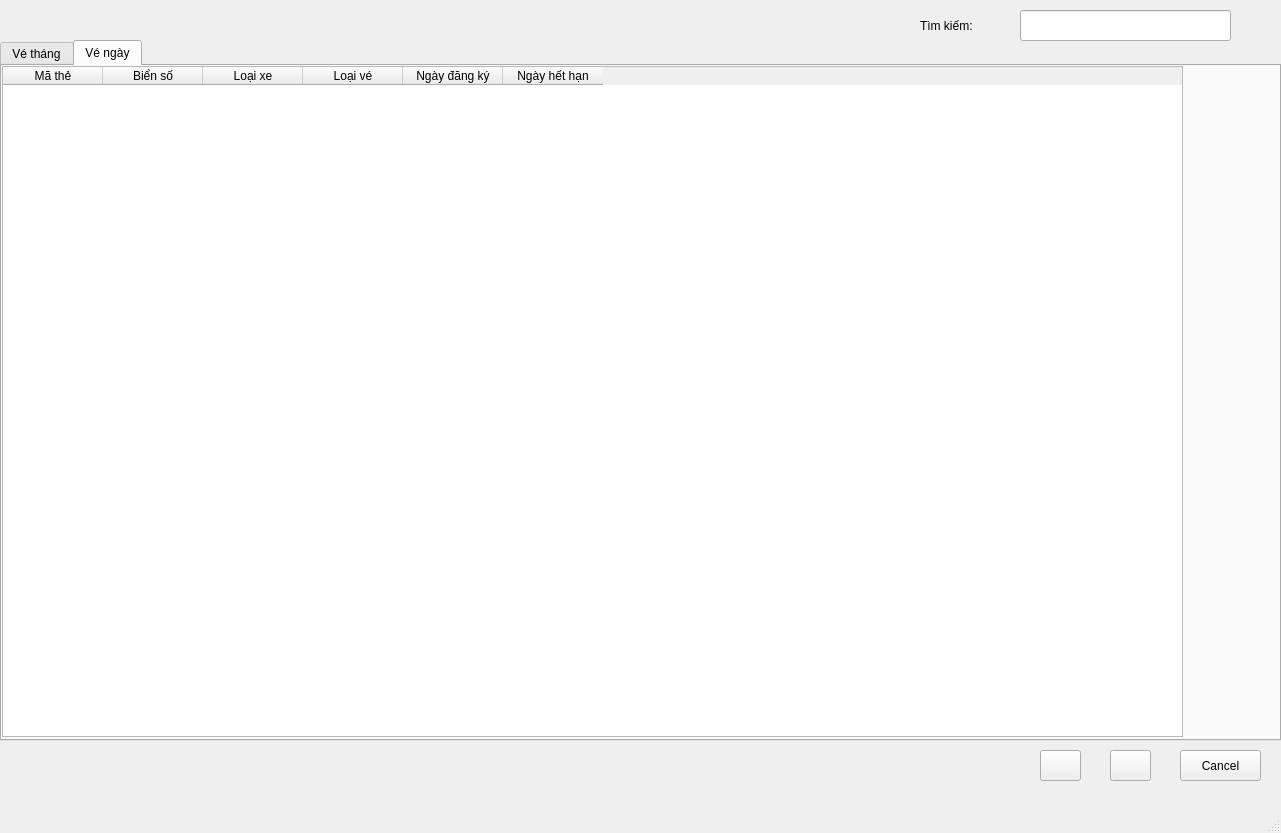
tuyen1601/manager_app, file checkList.ui: the form before one commit.
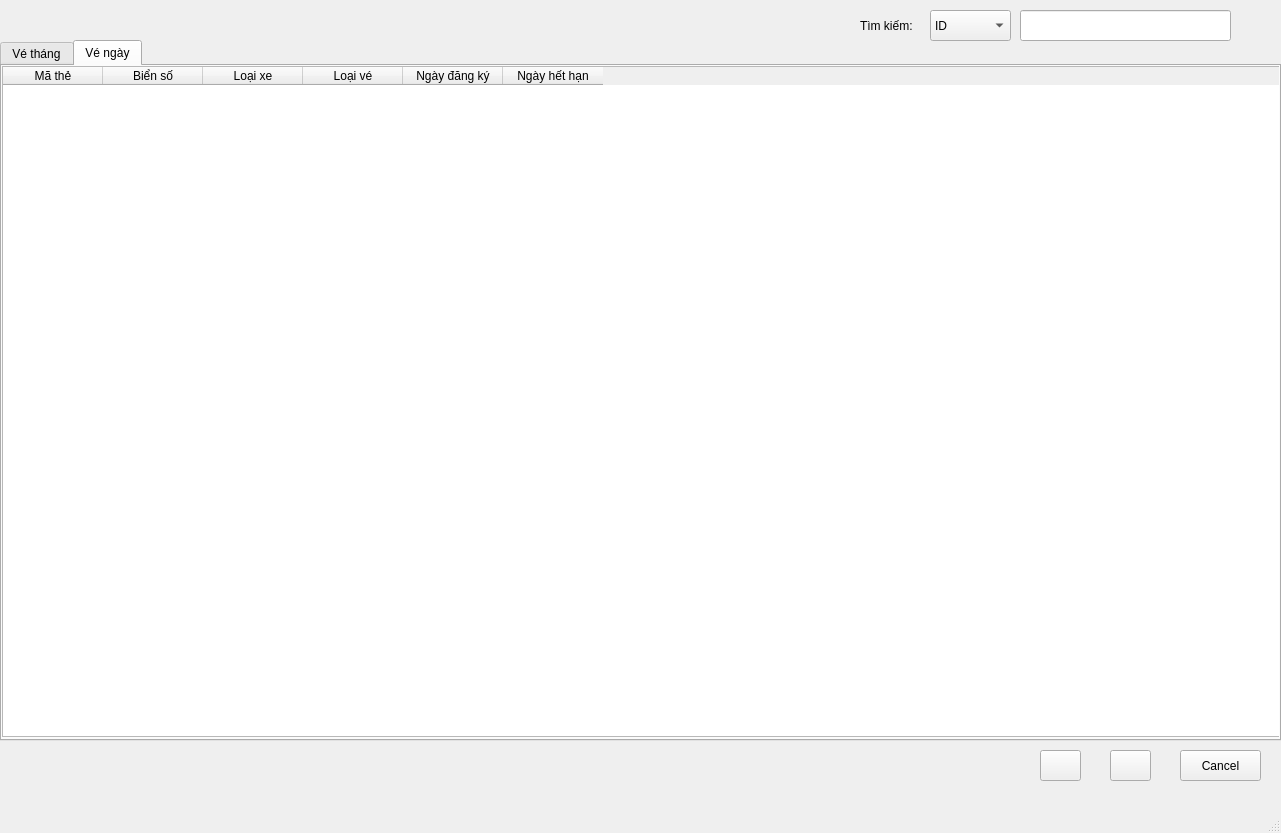
The form after the commit. The open tabs and pages were chosen to show the change. Icons and pictures are not drawn.

```diff
--- a/checkList.ui
+++ b/checkList.ui
@@ -40,9 +40,9 @@
    <widget class="QLabel" name="label">
     <property name="geometry">
      <rect>
-      <x>920</x>
+      <x>860</x>
       <y>10</y>
-      <width>81</width>
+      <width>61</width>
       <height>31</height>
      </rect>
     </property>
@@ -121,7 +121,7 @@
        <rect>
         <x>0</x>
         <y>0</y>
-        <width>1181</width>
+        <width>1281</width>
         <height>671</height>
        </rect>
       </property>
@@ -204,6 +204,26 @@
      </size>
     </property>
    </widget>
+   <widget class="QComboBox" name="cbbSearch">
+    <property name="geometry">
+     <rect>
+      <x>930</x>
+      <y>10</y>
+      <width>81</width>
+      <height>31</height>
+     </rect>
+    </property>
+    <item>
+     <property name="text">
+      <string>ID</string>
+     </property>
+    </item>
+    <item>
+     <property name="text">
+      <string>Biển số</string>
+     </property>
+    </item>
+   </widget>
   </widget>
   <widget class="QMenuBar" name="menubar">
    <property name="geometry">
```
Left out of the diff: 2 changed lines with no effect on the pictures.
